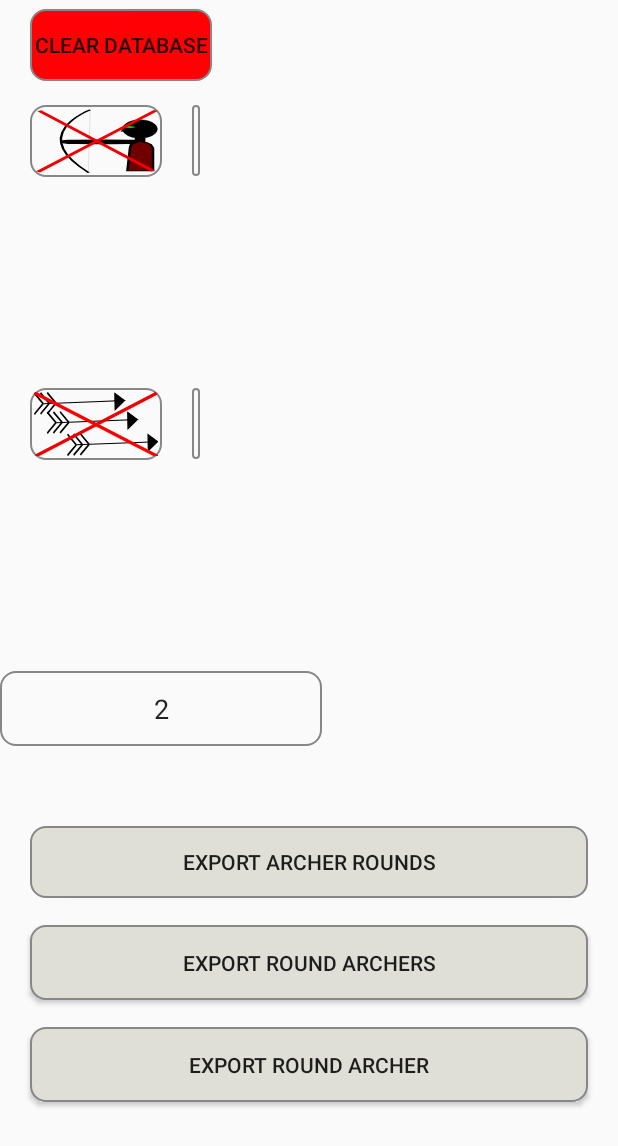
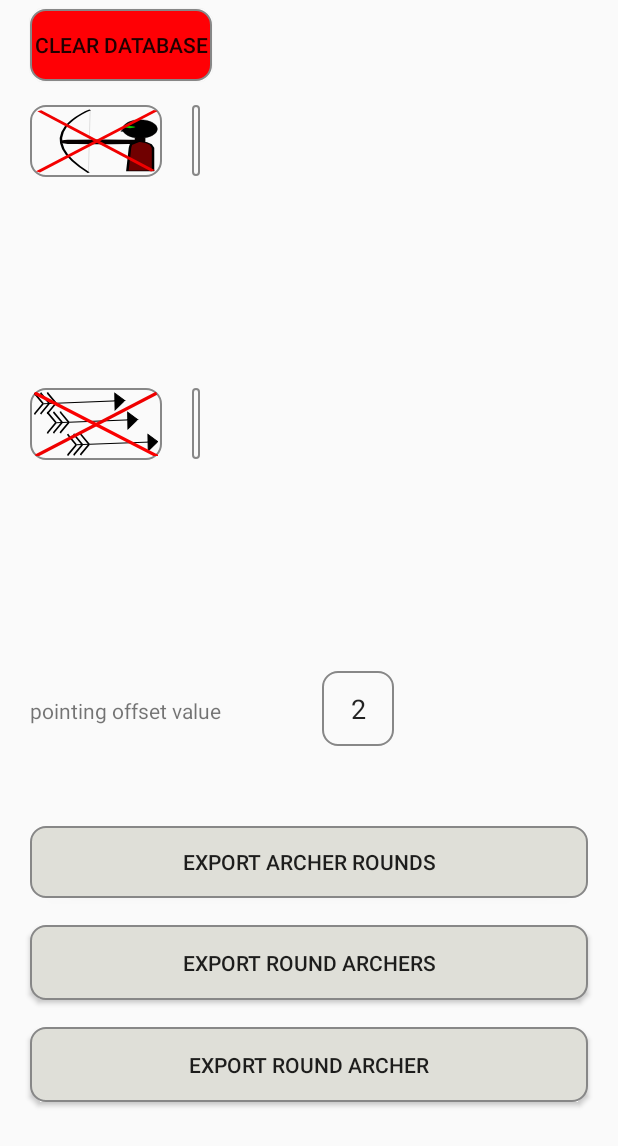
Before and after one commit to jiemeb/CompteCible, an Android app: the Activity_maintenance screen opened directly, with no data from a screen before it, on a phone screen of 412 x 824 dp. Shown: the top 1146 px of the screen. Run offline under Robolectric (Android 15) with nearby library versions, the phone set to English and light mode, and no system bars.

Commit message:
correction mineur

```diff
--- a/app/build.gradle
+++ b/app/build.gradle
@@ -8,8 +8,8 @@ android {
         applicationId "com.herault.comptecible"
         minSdkVersion 19
         targetSdkVersion 30
-        versionCode 21
-        versionName "1.5.3"
+        versionCode 22
+        versionName "1.5.4"
 
         testInstrumentationRunner "androidx.test.runner.AndroidJUnitRunner"
     }
--- a/app/src/main/res/layout/activity_maintenance.xml
+++ b/app/src/main/res/layout/activity_maintenance.xml
@@ -99,27 +99,40 @@
         app:layout_constraintTop_toBottomOf="@id/table">
 
         <TableRow
-            android:layout_width="match_parent"
+            android:layout_width="wrap_content"
             android:layout_height="match_parent"
             android:layout_weight="1">
 
 
+            <TextView
+                android:id="@+id/TextOffset"
+                android:layout_width="wrap_content"
+                android:layout_height="50dp"
+                android:layout_marginStart="20dp"
+
+                android:text="@string/pointageOffsetDesc"
+                app:layout_constraintLeft_toLeftOf="parent"
+                app:layout_constraintTop_toTopOf="parent"
+                tools:text="@string/pointageOffsetDesc" />
+
             <EditText
                 android:id="@+id/pointageOffset"
-                android:layout_width="50dp"
+                android:layout_width="wrap_content"
                 android:layout_height="50dp"
+
+                android:autofillHints="2"
                 android:background="@drawable/it_style"
-                android:ems="10"
+                android:ems="1"
                 android:gravity="center"
                 android:hint="@string/pointageOffsetDesc"
                 android:inputType="number"
                 android:singleLine="true"
-                android:text="@string/pointageOffset"
+                android:text="@string/pointageOffsetDesc"
+
                 android:textAlignment="center"
                 android:visibility="visible"
                 app:layout_constraintBottom_toBottomOf="parent"
-                app:layout_constraintLeft_toLeftOf="parent"
-                android:autofillHints="2" />
+                app:layout_constraintLeft_toRightOf="@id/TextOffset" />
 
         </TableRow>
 
@@ -182,7 +195,7 @@
 
         <TableRow
             android:layout_width="match_parent"
-            android:layout_height="match_parent"
+            android:layout_height="wrap_content"
             android:layout_weight="1">
 
             <androidx.constraintlayout.widget.Guideline
```
Also changed, not shown: app/src/main/res/drawable-fr/doc_page2.jpg, app/src/main/res/drawable-fr/doc_page3.jpg, app/src/main/res/drawable/doc_page2.jpg, app/src/main/res/drawable/doc_page3.jpg, 4 other files.
